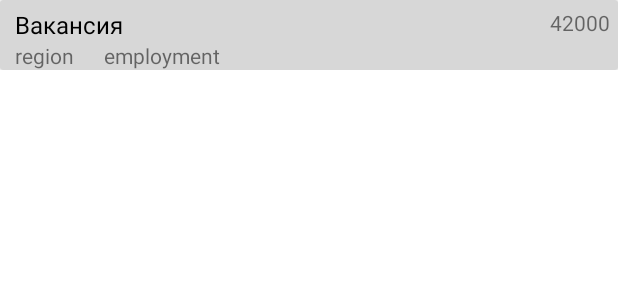
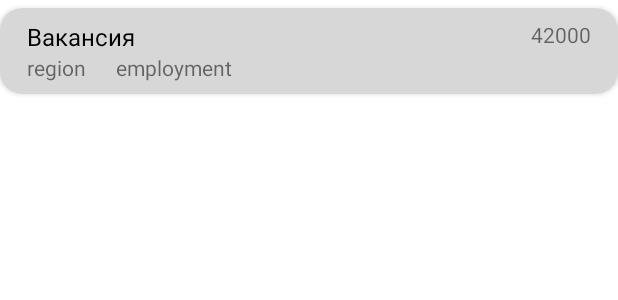
Before and after one commit to KennyRight/WorkFinder, an Android app: the layout job_item.xml on its own in the app's theme, with its tools: preview values and no code run, on a phone screen of 412 x 824 dp. Shown: the top 300 px of the screen. Run offline under Robolectric (Android 15) with nearby library versions, the phone set to English and light mode, and no system bars.

Commit message:
di and search fix

```diff
--- a/app/src/main/AndroidManifest.xml
+++ b/app/src/main/AndroidManifest.xml
@@ -6,6 +6,7 @@
     <uses-permission android:name="android.permission.INTERNET" />
 
     <application
+        android:name=".app.App"
         android:allowBackup="true"
         android:dataExtractionRules="@xml/data_extraction_rules"
         android:fullBackupContent="@xml/backup_rules"
--- a/app/src/main/java/com/example/workfinder/FollowedVacanciesActivity.kt
+++ b/app/src/main/java/com/example/workfinder/FollowedVacanciesActivity.kt
@@ -1,22 +1,18 @@
 package com.example.workfinder
 
-import android.content.Context
 import android.content.res.Configuration
 import androidx.appcompat.app.AppCompatActivity
 import android.os.Bundle
 import android.view.OrientationEventListener
 import android.view.Surface
 import android.view.View
-import android.view.WindowManager
 import androidx.lifecycle.lifecycleScope
 import androidx.recyclerview.widget.LinearLayoutManager
 import com.example.workfinder.adapters.VacanciesAdapter
 import com.example.workfinder.api.*
 import com.example.workfinder.database.VacanciesDao
 import com.example.workfinder.database.VacanciesDatabase
-import com.example.workfinder.database.Vacancy
 import com.example.workfinder.databinding.ActivityFollowedVacanciesBinding
-import com.example.workfinder.databinding.ActivityMainBinding
 import kotlinx.coroutines.Dispatchers
 import kotlinx.coroutines.launch
 import kotlinx.coroutines.withContext
--- a/app/src/main/java/com/example/workfinder/api/ApiService.kt
+++ b/app/src/main/java/com/example/workfinder/api/ApiService.kt
@@ -8,6 +8,6 @@ interface ApiService {
     @GET("vacancies?offset=1&limit=50")
     fun getVacancies(): Call<VacanciesResponse>
 
-    @GET("vacancies")
+    @GET("vacancies?offset=1&limit=50")
     fun searchVacancies(@Query("text") query: String): Call<VacanciesResponse>
 }
--- a/app/src/main/res/layout/job_item.xml
+++ b/app/src/main/res/layout/job_item.xml
@@ -1,80 +1,74 @@
 <?xml version="1.0" encoding="utf-8"?>
-<LinearLayout xmlns:android="http://schemas.android.com/apk/res/android"
-    xmlns:app="http://schemas.android.com/apk/res-auto"
-    android:id="@+id/IntentItems"
-    android:layout_width="match_parent"
-    android:layout_height="wrap_content"
-    android:background="#004E4E4E"
-    android:orientation="vertical"
-    android:layout_marginBottom="10dp">
+
 
 
 <androidx.cardview.widget.CardView
     android:id="@+id/card"
+    xmlns:android="http://schemas.android.com/apk/res/android"
     android:layout_width="match_parent"
-        android:layout_height="match_parent"
+    android:layout_height="wrap_content"
+    xmlns:app="http://schemas.android.com/apk/res-auto"
+    app:cardBackgroundColor="#D7D7D7"
+    app:cardCornerRadius="15dp"
     app:layout_constraintStart_toStartOf="parent"
     app:layout_constraintTop_toTopOf="parent"
-        app:cardBackgroundColor="#D7D7D7">
+    android:layout_marginTop="5dp">
 
     <androidx.constraintlayout.widget.ConstraintLayout
         android:layout_width="match_parent"
-            android:layout_height="match_parent">
+        android:layout_height="match_parent"
+        android:padding="8dp">
 
         <TextView
             android:id="@+id/vacancy_name"
             android:layout_width="200dp"
             android:layout_height="wrap_content"
             android:layout_marginStart="10dp"
-                android:layout_marginTop="5dp"
             android:text="Вакансия"
+            android:textColor="@color/black"
             android:textSize="16sp"
             app:layout_constraintEnd_toStartOf="@id/salary"
+            app:layout_constraintHorizontal_chainStyle="spread_inside"
             app:layout_constraintStart_toStartOf="parent"
-                app:layout_constraintTop_toTopOf="parent"
-                app:layout_constraintHorizontal_chainStyle="spread_inside"
-                android:textColor="@color/black"/>
+            app:layout_constraintTop_toTopOf="parent" />
 
         <TextView
             android:id="@+id/region"
             android:layout_width="wrap_content"
             android:layout_height="wrap_content"
-                app:layout_constraintTop_toBottomOf="@id/vacancy_name"
+            android:text="region"
             app:layout_constraintStart_toStartOf="@id/vacancy_name"
-                android:text="region"/>
+            app:layout_constraintTop_toBottomOf="@id/vacancy_name" />
+
         <TextView
             android:id="@+id/employment"
             android:layout_width="wrap_content"
             android:layout_height="wrap_content"
+            android:layout_marginStart="20dp"
+            android:text="employment"
             app:layout_constraintStart_toEndOf="@id/region"
-                app:layout_constraintTop_toTopOf="@id/region"
-                android:text="employment"
-                android:layout_marginStart="20dp"/>
+            app:layout_constraintTop_toTopOf="@id/region" />
 
         <TextView
             android:id="@+id/salary"
             android:layout_width="wrap_content"
             android:layout_height="wrap_content"
-                app:layout_constraintTop_toTopOf="@id/vacancy_name"
+            android:layout_marginEnd="10dp"
+            android:text="42000"
+            app:layout_constraintEnd_toEndOf="parent"
             app:layout_constraintStart_toEndOf="@id/vacancy_name"
-                app:layout_constraintEnd_toEndOf="parent"
-                android:text="42000"
-                android:layout_marginEnd="5dp"
-                />
+            app:layout_constraintTop_toTopOf="@id/vacancy_name" />
 
         <ImageButton
             android:id="@+id/delete_from_followed_button"
             android:layout_width="wrap_content"
             android:layout_height="wrap_content"
+            android:layout_marginRight="5dp"
             android:background="#DDD3BD"
             android:src="@android:drawable/ic_delete"
+            android:visibility="gone"
             app:layout_constraintEnd_toEndOf="parent"
-                app:layout_constraintTop_toBottomOf="@id/salary"
-                android:visibility="gone"
-                android:layout_marginRight="5dp"/>
+            app:layout_constraintTop_toBottomOf="@id/salary" />
 
     </androidx.constraintlayout.widget.ConstraintLayout>
 </androidx.cardview.widget.CardView>
-
-
-</LinearLayout>
--- a/build.gradle
+++ b/build.gradle
@@ -3,6 +3,7 @@ plugins {
     id 'com.android.application' version '7.2.2' apply false
     id 'com.android.library' version '7.2.2' apply false
     id 'org.jetbrains.kotlin.android' version '1.7.10' apply false
+    id 'com.google.dagger.hilt.android' version "2.44" apply false
 }
 
 task clean(type: Delete) {
```
Also changed, not shown: app/build.gradle (+13 -2 lines), app/src/main/java/com/example/workfinder/MainActivity.kt (+8 -3 lines), app/src/main/java/com/example/workfinder/app/App.kt (added, +7 -0 lines). Lines whose indentation alone changed are shown as unchanged.
